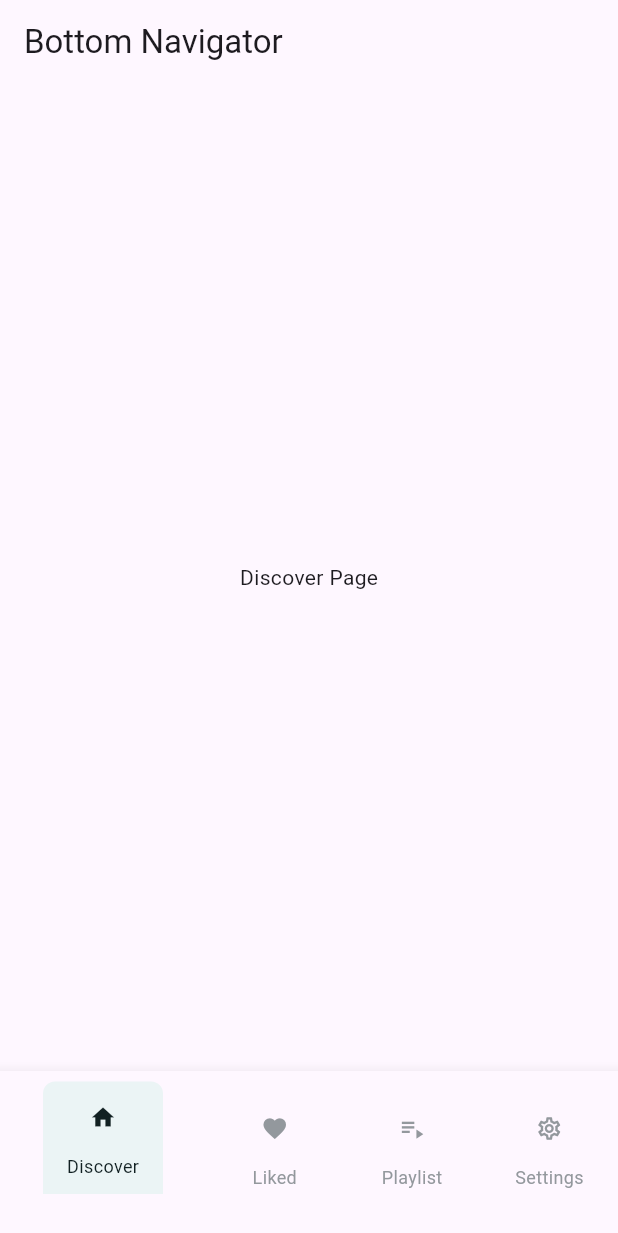
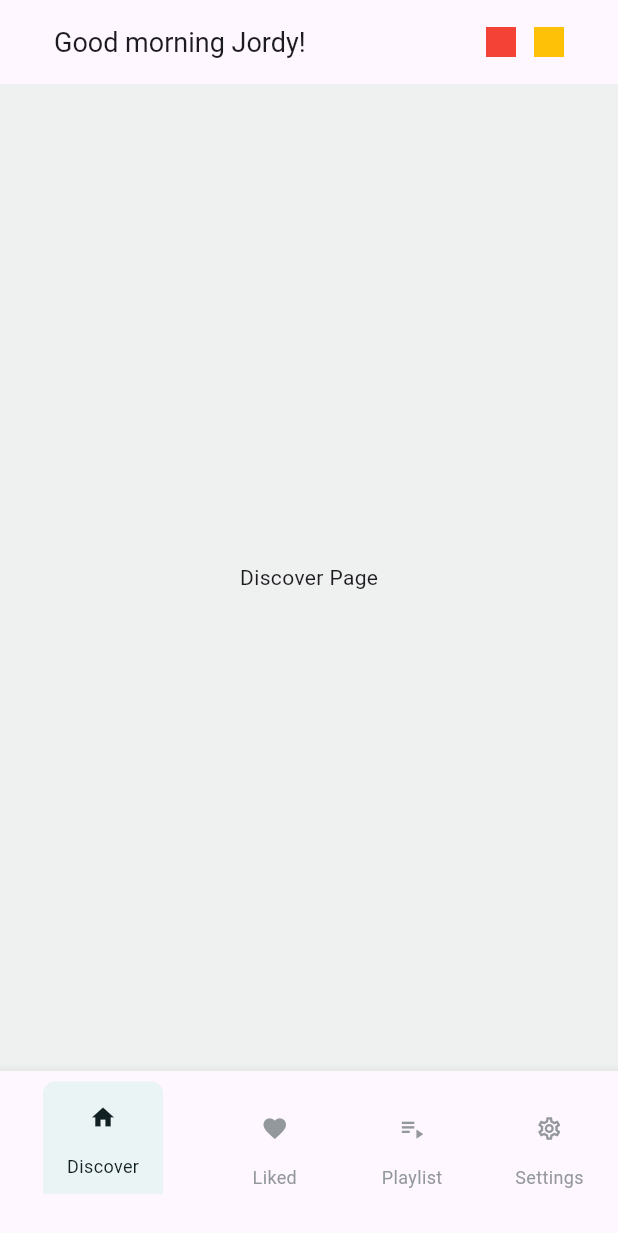
Before and after one commit to dimasjordy83/musike_app, a Flutter app: the screen it shows after launch, on a phone screen of 412 x 824 dp. Shown: the top 1233 px of the screen. Run offline on Flutter 3.47's test engine with Material 3 defaults, Android fonts, the phone set to English and light mode, and no system bars.

Commit message:
app_bar non icon

```diff
--- /dev/null
+++ b/lib/widget/app_bar.dart
@@ -0,0 +1,39 @@
+import 'package:flutter/material.dart';
+
+class MyAppbar extends StatelessWidget implements PreferredSizeWidget {
+  @override
+  Size get preferredSize => Size.fromHeight(kToolbarHeight);
+  Widget build(BuildContext context) {
+    return AppBar(
+      title: Row(
+        children: [
+          Container(
+              margin: EdgeInsets.only(left: 20),
+              child: Text(
+                "Good morning Jordy!",
+                style: TextStyle(fontSize: 18),
+              )),
+          Spacer(),
+          Container(
+            width: 20,
+            height: 20,
+            margin: EdgeInsets.only(
+              left: 20,
+            ),
+            color: Colors.red,
+          ),
+          Container(
+            width: 20,
+            height: 20,
+            margin: EdgeInsets.only(
+              left: 12,
+              right: 20,
+              // right: MediaQuery.of(context).size.width * 0.09,
+            ),
+            color: Colors.amber,
+          )
+        ],
+      ),
+    );
+  }
+}
--- a/lib/widget/bottom_nav.dart
+++ b/lib/widget/bottom_nav.dart
@@ -1,4 +1,5 @@
 import 'package:flutter/material.dart';
+import 'package:music_app/widget/app_bar.dart';
 
 class Bottom_nav extends StatefulWidget {
   @override
@@ -31,9 +32,8 @@ class _Bottom_navState extends State<Bottom_nav> {
   @override
   Widget build(BuildContext context) {
     return Scaffold(
-      appBar: AppBar(
-        title: Text('Bottom Navigator'),
-      ),
+      backgroundColor: Color.fromARGB(255, 239, 240, 240),
+      appBar: MyAppbar(),
       body: _children[_currentIndex],
       bottomNavigationBar: BottomNavigationBar(
         onTap: onTabTapped,
```
